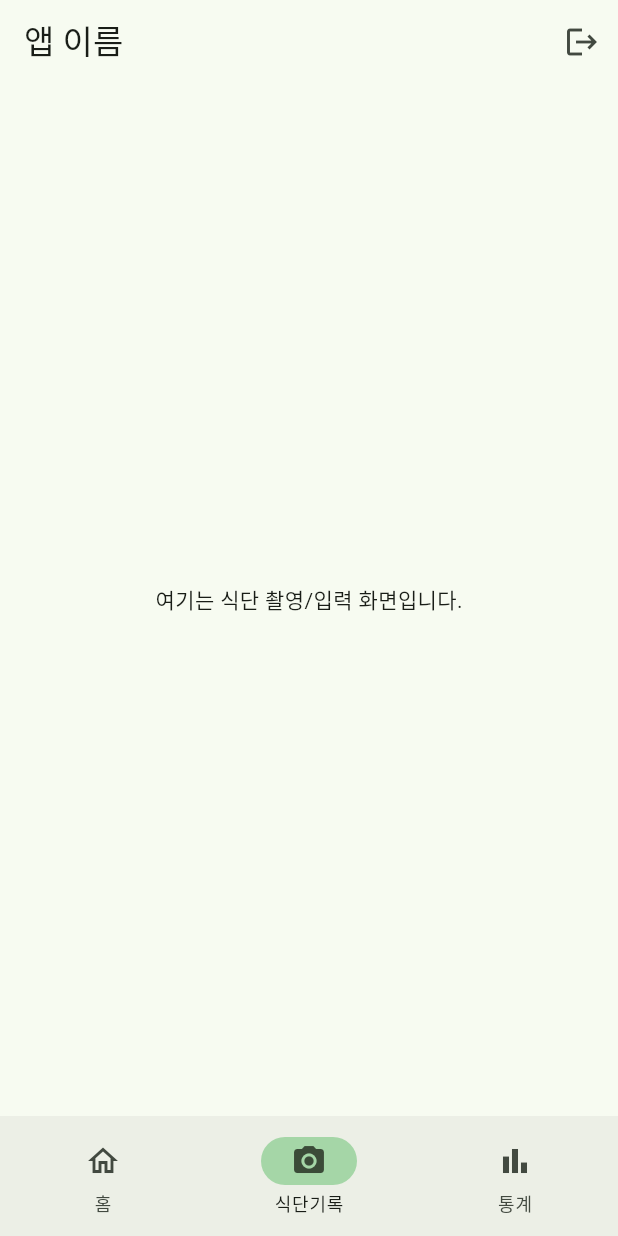
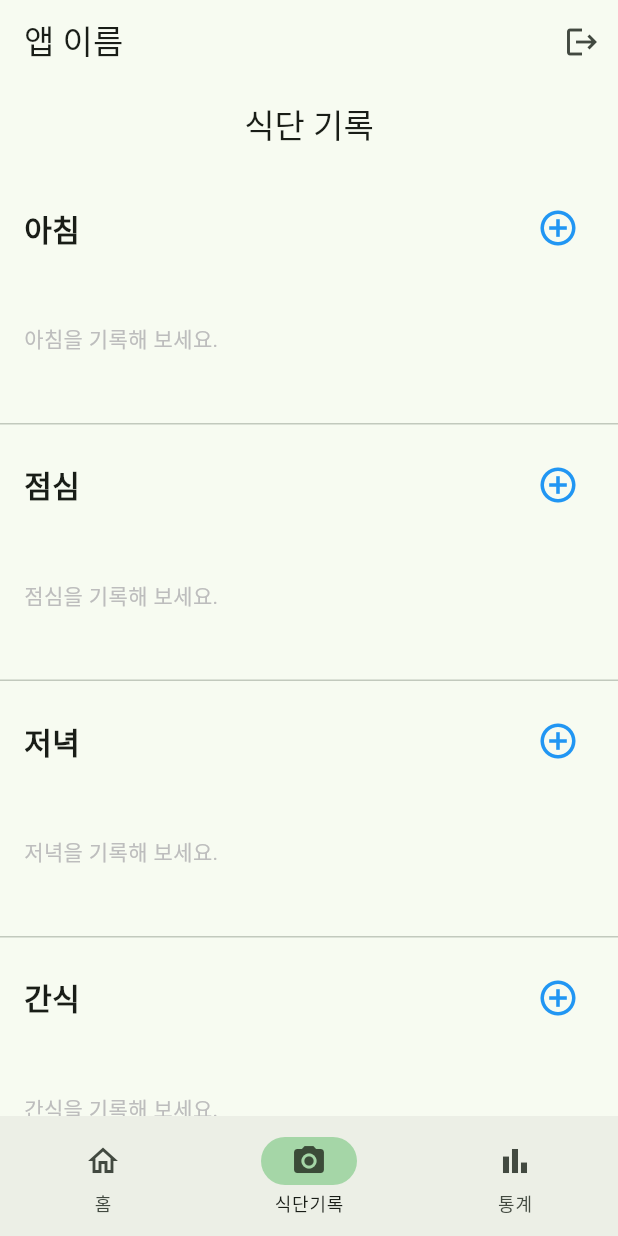
Before and after one commit to jungminmobile/Iwantfirst, a Flutter app: the screen it shows once a user with an empty profile is signed in, item 2 of the bottom bar chosen, on a phone screen of 412 x 824 dp. Run offline on Flutter 3.47's test engine with Material 3 defaults, Android fonts, the phone set to English and light mode, and no system bars; our stand-ins replace cloud_firestore, firebase_auth, firebase_core, fl_chart; accounts and stored records are empty.

Commit message:
식단기록(camera_screen.dart) 화면 구성

```diff
--- a/lib/screens/camera_screen.dart
+++ b/lib/screens/camera_screen.dart
@@ -1,12 +1,185 @@
 import 'package:flutter/material.dart';
 
-class CameraScreen extends StatelessWidget {
+class CameraScreen extends StatefulWidget {
   const CameraScreen({super.key});
 
   @override
+  State<CameraScreen> createState() => _CameraScreenState();
+}
+
+class _CameraScreenState extends State<CameraScreen> {
+  // 나중에 실제 데이터를 담을 리스트들 (지금은 비어있음)
+  final List<String> _breakfastItems = [];
+  final List<String> _lunchItems = [];
+  final List<String> _dinnerItems = [];
+  final List<String> _snackItems = [];
+
+  // 더하기 버튼 눌렀을 때 실행되는 함수 (메뉴 선택창 띄우기)
+  void _showAddOptions(BuildContext context, String mealType) {
+    showModalBottomSheet(
+      context: context,
+      shape: const RoundedRectangleBorder(
+        borderRadius: BorderRadius.vertical(top: Radius.circular(20)),
+      ),
+      builder: (BuildContext context) {
+        return Container(
+          padding: const EdgeInsets.all(20),
+          height: 250, // 높이 조절
+          child: Column(
+            crossAxisAlignment: CrossAxisAlignment.start,
+            children: [
+              // 상단 타이틀 및 X 버튼
+              Row(
+                mainAxisAlignment: MainAxisAlignment.spaceBetween,
+                children: [
+                  Text(
+                    '$mealType 추가하기',
+                    style: const TextStyle(
+                      fontSize: 18,
+                      fontWeight: FontWeight.bold,
+                    ),
+                  ),
+                  IconButton(
+                    onPressed: () => Navigator.pop(context), // 닫기 기능
+                    icon: const Icon(Icons.close, size: 20),
+                    padding: EdgeInsets.zero,
+                    constraints: const BoxConstraints(),
+                  ),
+                ],
+              ),
+              const SizedBox(height: 20),
+
+              // 3가지 옵션 버튼들
+              _buildOptionTile(
+                icon: Icons.camera_alt,
+                text: '카메라로 촬영',
+                onTap: () {
+                  Navigator.pop(context);
+                  print('$mealType - 카메라 촬영 선택됨');
+                  // TODO: 카메라 기능 구현
+                },
+              ),
+              _buildOptionTile(
+                icon: Icons.photo_library,
+                text: '이미지 업로드',
+                onTap: () {
+                  Navigator.pop(context);
+                  print('$mealType - 이미지 업로드 선택됨');
+                  // TODO: 갤러리 기능 구현
+                },
+              ),
+              _buildOptionTile(
+                icon: Icons.edit,
+                text: '텍스트로 입력',
+                onTap: () {
+                  Navigator.pop(context);
+                  print('$mealType - 텍스트 입력 선택됨');
+                  // TODO: 텍스트 입력 기능 구현
+                },
+              ),
+            ],
+          ),
+        );
+      },
+    );
+  }
+
+  // 모달 내부의 옵션 타일 위젯
+  Widget _buildOptionTile({
+    required IconData icon,
+    required String text,
+    required VoidCallback onTap,
+  }) {
+    return ListTile(
+      leading: Icon(icon, color: Colors.grey[700]),
+      title: Text(text),
+      onTap: onTap,
+      contentPadding: EdgeInsets.zero,
+      dense: true,
+    );
+  }
+
+  @override
   Widget build(BuildContext context) {
-    return const Scaffold(
-      body: Center(child: Text('여기는 식단 촬영/입력 화면입니다.')),
+    return Scaffold(
+      appBar: AppBar(
+        title: const Text('식단 기록'),
+        centerTitle: true,
+      ),
+      body: SingleChildScrollView(
+        child: Column(
+          children: [
+            _buildMealSection('아침', _breakfastItems),
+            const Divider(height: 1, thickness: 1),
+            _buildMealSection('점심', _lunchItems),
+            const Divider(height: 1, thickness: 1),
+            _buildMealSection('저녁', _dinnerItems),
+            const Divider(height: 1, thickness: 1),
+            _buildMealSection('간식', _snackItems),
+          ],
+        ),
+      ),
+    );
+  }
+
+  // 각 끼니별 섹션 빌더 (아침, 점심, 저녁, 간식)
+  Widget _buildMealSection(String title, List<String> items) {
+    return Container(
+      padding: const EdgeInsets.all(16),
+      width: double.infinity,
+      constraints: const BoxConstraints(minHeight: 150), // 최소 높이 설정
+      child: Column(
+        crossAxisAlignment: CrossAxisAlignment.start,
+        children: [
+          // 섹션 헤더 (제목 + 더하기 버튼)
+          Row(
+            mainAxisAlignment: MainAxisAlignment.spaceBetween,
+            children: [
+              Text(
+                title,
+                style: const TextStyle(
+                  fontSize: 20,
+                  fontWeight: FontWeight.bold,
+                ),
+              ),
+              IconButton(
+                onPressed: () => _showAddOptions(context, title),
+                icon: const Icon(Icons.add_circle_outline),
+                iconSize: 28,
+                color: Colors.blue, // 버튼 색상
+              ),
+            ],
+          ),
+          const SizedBox(height: 10),
+
+          // 아이템 리스트 (아직 데이터가 없으면 안내 문구)
+          items.isEmpty
+              ? Container(
+            height: 80,
+            alignment: Alignment.centerLeft,
+            child: Text(
+              '$title을 기록해 보세요.',
+              style: TextStyle(color: Colors.grey[400]),
+            ),
+          )
+              : SizedBox(
+            height: 100,
+            child: ListView.builder(
+              scrollDirection: Axis.horizontal,
+              itemCount: items.length,
+              itemBuilder: (context, index) {
+                // 나중에 여기에 이미지나 텍스트 카드를 표시
+                return Container(
+                  width: 100,
+                  margin: const EdgeInsets.only(right: 10),
+                  color: Colors.grey[200],
+                  child: Center(child: Text('Item $index')),
+                );
+              },
+            ),
+          ),
+        ],
+      ),
     );
   }
 }
```
